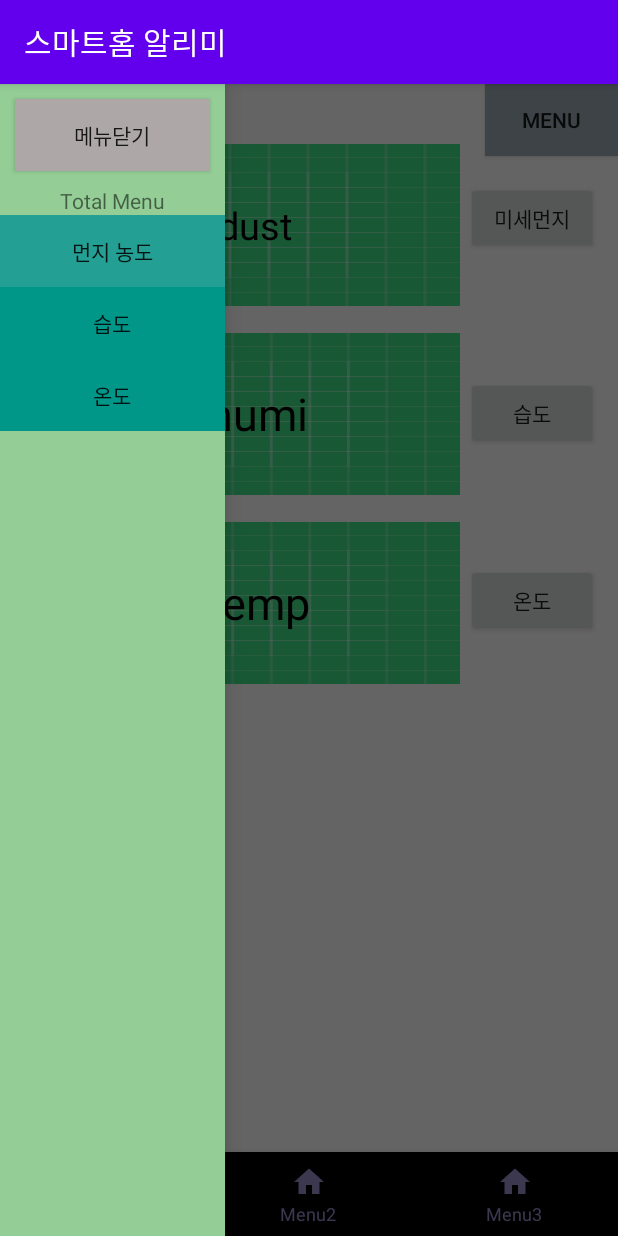
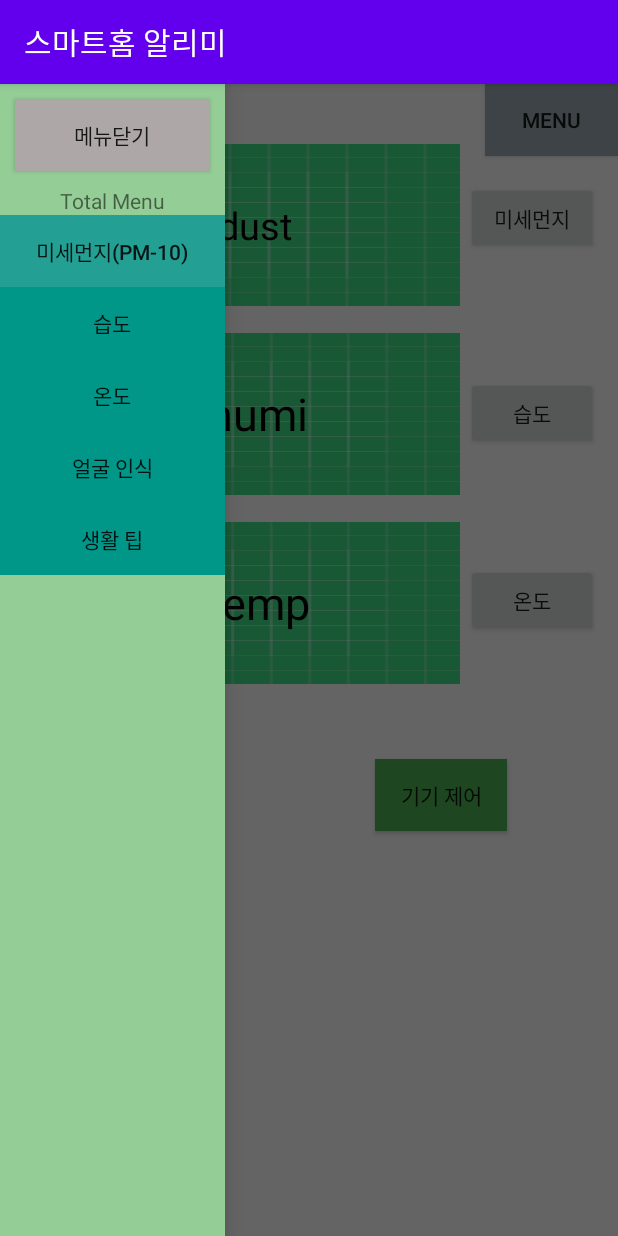
Before and after one commit to chanik-s/SmartHomeProject, an Android app: the screen it shows after launch (MainActivity), with the side drawer open, on a phone screen of 412 x 824 dp. Run offline under Robolectric (Android 15) with nearby library versions, the phone set to English and light mode, and no system bars.

Commit message:
상단 메뉴바 생활팁,얼굴인식 메뉴 추가 기기제어 버튼 추가

```diff
--- a/app/src/main/java/com/example/myapplication/MainActivity.java
+++ b/app/src/main/java/com/example/myapplication/MainActivity.java
@@ -54,7 +54,7 @@ public class MainActivity extends AppCompatActivity {
     private DrawerLayout drawerLayout; //상단 메뉴바
     private View drawerView; //상단 메뉴바
     NotificationManager notificationManager;
-    ArrayList<Sensor> sensorArrayList;
+    private ArrayList<Sensor> sensorArrayList;
     NotificationCompat.Builder builder;
     httpThread httpThread; //쓰레드 http 통신 위한 객체
 
@@ -111,15 +111,21 @@ public class MainActivity extends AppCompatActivity {
         tempText = (TextView) findViewById(R.id.tempText); //온도
         humText = (TextView) findViewById(R.id.humText);   //습도
 
-        //상단메뉴바
+        //상단메뉴바 버튼
         Button pmbu=findViewById(R.id.pmbu);
         Button hubu=findViewById(R.id.hubu);
         Button tmbu=findViewById(R.id.tmbu);
+        Button facecheck=findViewById(R.id.faceCheck);
+        Button tipoflives=findViewById(R.id.tipOfLives);
 
+
+
+        //메인 쓰레드 버튼
         Button btn1=findViewById(R.id.btn1); //pm
         Button btn2=findViewById(R.id.btn2); //humid
         Button btn3=findViewById(R.id.btn3); //temp
         Button btn_cam=findViewById(R.id.btn_cam); //홈 캠 구현시
+        Button contrl_dev=findViewById(R.id.contrl_dev); //기기 제어
 
         //미세먼지
         btn1.setOnClickListener(new View.OnClickListener() {
@@ -156,8 +162,18 @@ public class MainActivity extends AppCompatActivity {
                 startActivity(intent);
             }
         });
+        //기기 제어
+        contrl_dev.setOnClickListener(new View.OnClickListener() {
+            @Override
+            public void onClick(View view) {
+                Intent intent=new Intent(getApplicationContext(),ControlDeviceActivity.class);
+                startActivity(intent);
+            }
+        });
 
-        //상단메뉴 리스너
+        //상단메뉴들 버튼 인텐트
+
+        //먼지 농도 눌렀을때
         pmbu.setOnClickListener(new View.OnClickListener() {
             @Override
             public void onClick(View view) {
@@ -166,6 +182,7 @@ public class MainActivity extends AppCompatActivity {
                 startActivity(intent);
             }
         });
+        //습도 눌렀을때
         hubu.setOnClickListener(new View.OnClickListener() {
             @Override
             public void onClick(View view) {
@@ -174,6 +191,7 @@ public class MainActivity extends AppCompatActivity {
                 startActivity(intent);
             }
         });
+        //온도 눌렀을때
         tmbu.setOnClickListener(new View.OnClickListener() {
             @Override
             public void onClick(View view) {
@@ -182,8 +200,23 @@ public class MainActivity extends AppCompatActivity {
                 startActivity(intent);
             }
         });
-        // JsonParse jsonParse = new JsonParse(); // 아래에 따로 만든 JsonParse 클래스 동적 할당
-        // jsonParse.start(); // AsyncTask 실행
+        //얼굴 인식 눌렀을때
+        facecheck.setOnClickListener(new View.OnClickListener() {
+            @Override
+            public void onClick(View view) {
+                Intent intent=new Intent(getApplicationContext(),FaceCheckActivity.class);
+                startActivity(intent);
+            }
+        });
+        //생활 팁 눌렀을때
+       tipoflives.setOnClickListener(new View.OnClickListener() {
+           @Override
+           public void onClick(View view) {
+               Intent intent=new Intent(getApplicationContext(),TipOfLivesActivity.class);
+               startActivity(intent);
+           }
+       });
+
 
         //************************************************//
         //메뉴바 관련
@@ -255,8 +288,8 @@ public class MainActivity extends AppCompatActivity {
                     dustText.setTextColor(Color.RED);
                     dustText.setText("매우나쁨 \n(" + sensorArrayList.get(size-1).getPM() + " ㎍/㎥)");
                    builder.setContentText("온도 = " + sensorArrayList.get(size-1).getTemperature()+ " ℃ 습도 = " + sensorArrayList.get(size-1).getHumidity()  + " % 미세먼지 농도 = 매우나쁨 (" +sensorArrayList.get(size-1).getPM()+ "㎍/㎥)");
-                } // 미세먼지 등급에 따라 등급과 글자색 변경
-                notificationManager.notify(1,builder.build());
+                }
+                notificationManager.notify(1,builder.build()); //builder에 새로운 값 넣어줌
                 return false;
             }
         });
--- a/app/src/main/java/com/example/myapplication/humidActivity.java
+++ b/app/src/main/java/com/example/myapplication/humidActivity.java
@@ -34,7 +34,7 @@ public class humidActivity extends AppCompatActivity {
 
         if(arrayListHumid!=null) { //"null 개체 참조" 오류를 방지하고 상황을 보다 원활하게 처리
             for (int i = 0; i < arrayListHumid.size(); i++) {
-                data.add("Humid " + arrayListHumid.get(i).getHumidity() + "%");
+                data.add("Humid " + arrayListHumid.get(i).getHumidity() + "%\n"+" Time " + arrayListHumid.get(i).getTime());
             }
         }
         adapter.notifyDataSetChanged(); //저장
--- a/app/src/main/java/com/example/myapplication/pmActivity.java
+++ b/app/src/main/java/com/example/myapplication/pmActivity.java
@@ -36,7 +36,7 @@ public class pmActivity extends AppCompatActivity {
         //연결완료
         if(arrayListPm!=null) {
             for (int i = 0; i < arrayListPm.size(); i++) {
-                data.add("PM " + arrayListPm.get(i).getPM() + "㎍/㎥" + " Time " + arrayListPm.get(i).getTime());
+                data.add("PM " + arrayListPm.get(i).getPM() + "㎍/㎥\n" + " Time " + arrayListPm.get(i).getTime());
             }
         }
         //더 해볼 것..>simple_list_item_1을 2개 칸으로 나눠서 미세먼지 정보 + 타임 스태프 정보 나누기!
--- a/app/src/main/java/com/example/myapplication/tempActivity.java
+++ b/app/src/main/java/com/example/myapplication/tempActivity.java
@@ -37,7 +37,7 @@ public class tempActivity extends AppCompatActivity {
         //연결완료
         if(arrayListTemp!=null) {
             for (int i = 0; i < arrayListTemp.size(); i++) {
-                data.add("Temp " + arrayListTemp.get(i).getTemperature() + "℃");
+                data.add("Temp " + arrayListTemp.get(i).getTemperature() + "℃\n"+" Time " + arrayListTemp.get(i).getTime());
             }
         }
 
--- a/app/src/main/res/layout/activity_main.xml
+++ b/app/src/main/res/layout/activity_main.xml
@@ -179,9 +179,17 @@
         android:layout_marginEnd="280dp"
         android:text="Home Cam"
         android:background="#4CAF50"/>
-
+    <Button
+        android:id="@+id/contrl_dev"
+        android:layout_width="wrap_content"
+        android:layout_height="wrap_content"
+        android:layout_alignParentLeft="true"
+        android:layout_marginStart="250dp"
+        android:layout_marginTop="450dp"
+        android:text="기기 제어"
+        android:background="#4CAF50"/>
     <!--하단바 만들기 -->
-
+    <!--
     <FrameLayout
         android:id="@+id/menu_frameLayout"
         android:layout_width="match_parent"
@@ -203,6 +211,7 @@
             app:layout_constraintStart_toStartOf="@id/menu_frameLayout"
             app:menu="@menu/bottom_menu" />
     </FrameLayout>
+    -->
     </RelativeLayout>
     <include layout="@layout/activity_up_menu"/>
 
--- a/app/src/main/res/layout/activity_up_menu.xml
+++ b/app/src/main/res/layout/activity_up_menu.xml
@@ -36,7 +36,7 @@
             android:layout_width="match_parent"
             android:layout_height="wrap_content"
             android:background="#249F94"
-            android:text="먼지 농도"/>
+            android:text="미세먼지(Pm-10)"/>
         <androidx.appcompat.widget.AppCompatButton
             android:id="@+id/hubu"
             android:layout_width="match_parent"
@@ -49,6 +49,18 @@
             android:layout_height="wrap_content"
             android:background="#009688"
             android:text="온도"/>
+        <androidx.appcompat.widget.AppCompatButton
+            android:id="@+id/faceCheck"
+            android:layout_width="match_parent"
+            android:layout_height="wrap_content"
+            android:background="#009688"
+            android:text="얼굴 인식"/>
+        <androidx.appcompat.widget.AppCompatButton
+            android:id="@+id/tipOfLives"
+            android:layout_width="match_parent"
+            android:layout_height="wrap_content"
+            android:background="#009688"
+            android:text="생활 팁"/>
     </LinearLayout>
 
 
```
Also changed, not shown: app/src/main/AndroidManifest.xml (+11 -1 lines), app/src/main/java/com/example/myapplication/ControlDeviceActivity.java (added, +16 -0 lines), app/src/main/java/com/example/myapplication/FaceCheckActivity.java (added, +22 -0 lines), app/src/main/java/com/example/myapplication/TipOfLivesActivity.java (added, +24 -0 lines), app/src/main/java/com/example/myapplication/notificationBroadcast.java (deleted, +0 -25 lines), app/src/main/res/layout/activity_facecheck.xml (added, +19 -0 lines), app/src/main/res/layout/activity_tipoflives.xml (added, +19 -0 lines), app/src/main/res/xml/network_security_config.xml (added, +12 -0 lines).
